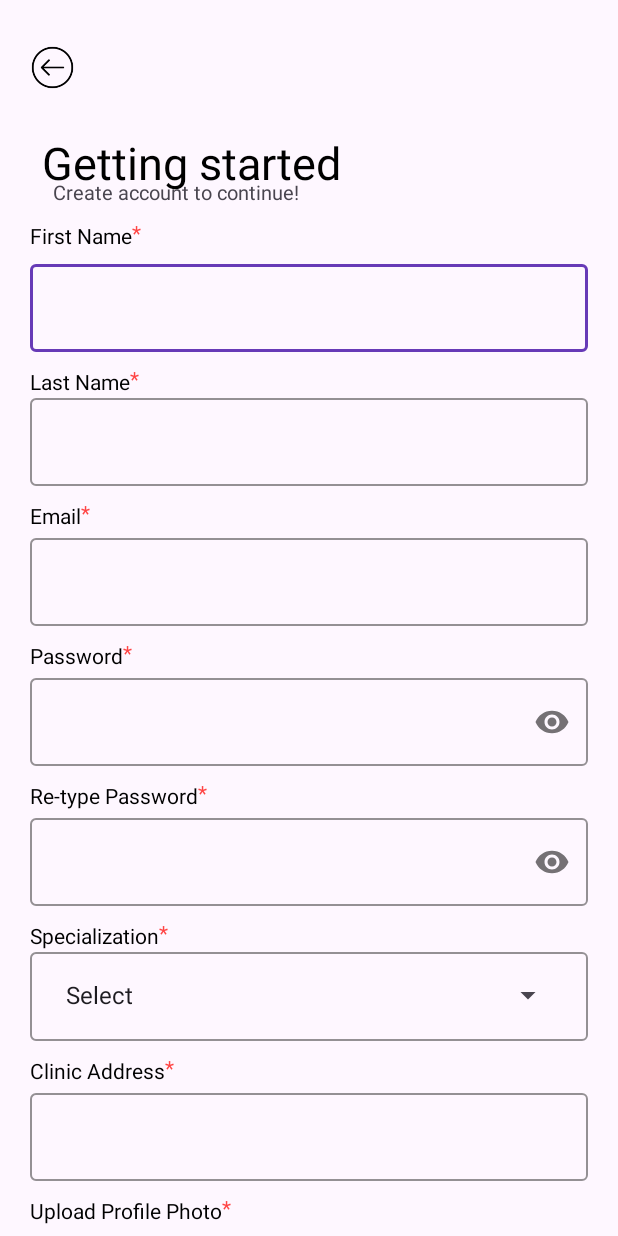
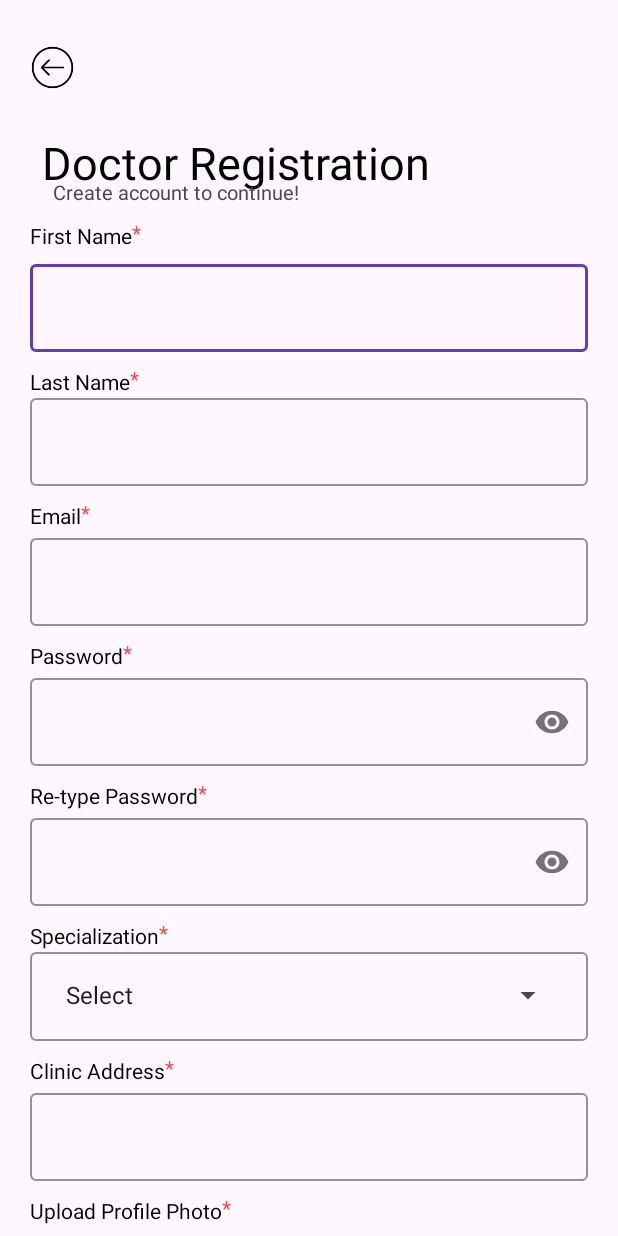
Before and after one commit to babbb06/Babybook, an Android app: the DoctorRegisterActivity screen opened directly, with no data from a screen before it, on a phone screen of 412 x 824 dp. Run offline under Robolectric (Android 15) with nearby library versions, the phone set to English and light mode, and no system bars; our stand-ins replace Firebase (no records; nobody signed in at launch, a user with empty details on screens opened directly); Roboto replaces fonts that are not available here.

Commit message:
improvements on Choose User button, register

```diff
--- a/app/src/main/java/com/example/babybook/DoctorRegisterActivity.java
+++ b/app/src/main/java/com/example/babybook/DoctorRegisterActivity.java
@@ -7,6 +7,7 @@ import android.util.Log;
 import android.view.View;
 import android.widget.Button;
 import android.widget.EditText;
+import android.widget.ImageView;
 import android.widget.TextView;
 import android.widget.Toast;
 
@@ -46,10 +47,19 @@ public class DoctorRegisterActivity extends AppCompatActivity {
         editTextClinicAddress = findViewById(R.id.editTextClinicAddress);
 
         Button buttonRegister = findViewById(R.id.buttonRegister);
+        ImageView backBtn = findViewById(R.id.imageView);
         buttonRegister.setOnClickListener(new View.OnClickListener() {
             @Override
             public void onClick(View v) {
                 registerDoctor();
+            }
+        });
+
+        backBtn.setOnClickListener(new View.OnClickListener() {
+            @Override
+            public void onClick(View v) {
+                // Handle the back button click here
+                onBackPressed(); // or finish() to close the current activity
             }
         });
 
@@ -64,6 +74,8 @@ public class DoctorRegisterActivity extends AppCompatActivity {
             }
         });
     }
+
+
 
     private void registerDoctor() {
         final String fullName = editTextFullName.getText().toString().trim();
@@ -167,4 +179,6 @@ public class DoctorRegisterActivity extends AppCompatActivity {
         startActivity(intent);
         finish();
     }
+
+
 }
--- a/app/src/main/res/layout/activity_choose_user.xml
+++ b/app/src/main/res/layout/activity_choose_user.xml
@@ -155,7 +155,8 @@
         android:layout_marginTop="40dp"
         android:width="302dp"
         android:fontFamily="@font/poppins_semibold"
-        android:text="Continue >"
+        android:enabled="false"
+        android:text="Select a role to continue "
         app:layout_constraintEnd_toEndOf="@+id/cardboarddoc"
         app:layout_constraintHorizontal_bias="0.495"
         app:layout_constraintStart_toStartOf="@+id/crten"
--- a/app/src/main/res/layout/activity_doctor_register.xml
+++ b/app/src/main/res/layout/activity_doctor_register.xml
@@ -16,7 +16,9 @@
             android:layout_width="match_parent"
             android:layout_height="match_parent"
             android:fontFamily="@font/poppins"
-            android:padding="20dp">
+            android:padding="20dp"
+            tools:layout_editor_absoluteX="0dp"
+            tools:layout_editor_absoluteY="0dp">
 
             <!--back btn -->
             <!--MAKE THIS WORK -->
@@ -24,9 +26,9 @@
                 android:id="@+id/imageView"
                 android:layout_width="30dp"
                 android:layout_height="30dp"
+                android:layout_centerVertical="true"
+                android:layout_marginTop="10dp"
                 android:src="@drawable/baby_backbtn"
-                android:layout_marginTop="10dp"
-                android:layout_centerVertical="true"
                 app:layout_constraintStart_toStartOf="parent"
                 app:layout_constraintTop_toTopOf="parent" />
 
@@ -42,7 +44,7 @@
                 android:layout_marginStart="8dp"
                 android:layout_marginTop="28dp"
                 android:fontFamily="@font/hind_guntur_bold"
-                android:text="Getting started"
+                android:text="Doctor Registration"
                 android:textColor="@color/black"
                 android:textSize="30dp"
                 app:layout_constraintStart_toStartOf="parent"
@@ -93,8 +95,8 @@
                 android:layout_marginTop="4dp"
                 app:boxStrokeColor="@color/violet"
                 app:boxStrokeErrorColor="@color/colorError"
+                app:errorTextColor="@color/clear"
                 app:hintTextColor="@color/violet"
-                app:errorTextColor="@color/clear"
                 app:layout_constraintEnd_toEndOf="parent"
                 app:layout_constraintStart_toStartOf="parent"
                 app:layout_constraintTop_toBottomOf="@+id/lbletfirstname">
@@ -136,18 +138,17 @@
                 app:layout_constraintTop_toTopOf="@+id/lbllastnameLayout" />
 
 
-
             <com.google.android.material.textfield.TextInputLayout
                 android:id="@+id/lastnameLayout"
                 style="@style/LoginTextInputOuterFieldStyle"
                 android:layout_width="0dp"
                 android:layout_height="wrap_content"
+                android:layout_marginTop="1dp"
                 app:boxStrokeColor="@color/violet"
+                app:boxStrokeErrorColor="@color/colorError"
                 app:errorTextColor="@color/clear"
-                app:boxStrokeErrorColor="@color/colorError"
+                app:hintEnabled="false"
                 app:hintTextColor="@color/violet"
-                android:layout_marginTop="1dp"
-                app:hintEnabled="false"
                 app:layout_constraintEnd_toEndOf="parent"
                 app:layout_constraintStart_toStartOf="parent"
                 app:layout_constraintTop_toBottomOf="@+id/lbllastnameLayout">
@@ -214,9 +215,6 @@
             </com.google.android.material.textfield.TextInputLayout>
 
 
-
-
-
             <!--  password -->
             <TextView
                 android:id="@+id/lbletpasswordLayout"
@@ -244,12 +242,12 @@
                 style="@style/LoginTextInputOuterFieldStyle"
                 android:layout_width="0dp"
                 android:layout_height="wrap_content"
+                android:layout_marginTop="0dp"
                 app:boxStrokeColor="@color/violet"
                 app:boxStrokeErrorColor="@color/colorError"
+                app:errorTextColor="@color/clear"
                 app:hintTextColor="@color/violet"
-                app:errorTextColor="@color/clear"
                 app:layout_constraintEnd_toEndOf="parent"
-                android:layout_marginTop="0dp"
                 app:layout_constraintStart_toStartOf="parent"
                 app:layout_constraintTop_toBottomOf="@+id/lbletpasswordLayout"
                 app:passwordToggleEnabled="true">
@@ -263,9 +261,6 @@
                     android:inputType="textPassword"
                     tools:ignore="TouchTargetSizeCheck" />
             </com.google.android.material.textfield.TextInputLayout>
-
-
-
 
 
             <!--  password confirm -->
@@ -296,11 +291,11 @@
                 style="@style/LoginTextInputOuterFieldStyle"
                 android:layout_width="0dp"
                 android:layout_height="wrap_content"
+                android:layout_marginTop="0dp"
                 app:boxStrokeColor="@color/violet"
                 app:boxStrokeErrorColor="@color/colorError"
+                app:errorTextColor="@color/clear"
                 app:hintTextColor="@color/violet"
-                app:errorTextColor="@color/clear"
-                android:layout_marginTop="0dp"
                 app:layout_constraintEnd_toEndOf="parent"
                 app:layout_constraintStart_toStartOf="parent"
                 app:layout_constraintTop_toBottomOf="@+id/lbletpassword2Layout"
@@ -315,9 +310,6 @@
                     android:inputType="textPassword"
                     tools:ignore="TouchTargetSizeCheck" />
             </com.google.android.material.textfield.TextInputLayout>
-
-
-
 
 
             <!--  Specialization -->
@@ -439,11 +431,6 @@
             </com.google.android.material.textfield.TextInputLayout>
 
 
-
-
-
-
-
             <!-- profile pic -->
             <TextView
                 android:id="@+id/lbletbtnAddImage"
@@ -499,7 +486,6 @@
                     app:layout_constraintTop_toBottomOf="@+id/ivSelectedImage" />
 
 
-
             </androidx.constraintlayout.widget.ConstraintLayout>
 
 
@@ -507,10 +493,11 @@
 
             <Button
                 android:id="@+id/buttonRegister"
-                android:layout_width="250dp"
+                android:layout_width="0dp"
                 android:layout_height="58dp"
                 android:width="302dp"
-                android:text="Create Account"
+                android:fontFamily="@font/poppins_semibold"
+                android:text="Create Doctor Account"
                 app:layout_constraintBottom_toBottomOf="parent"
                 app:layout_constraintEnd_toEndOf="parent"
                 app:layout_constraintHorizontal_bias="0.495"
@@ -523,10 +510,10 @@
                 android:layout_width="wrap_content"
                 android:layout_height="wrap_content"
                 android:layout_below="@id/buttonRegister"
+                android:layout_marginTop="20dp"
                 android:fontFamily="@font/poppins"
                 android:text="Already have an account?               "
                 android:textAlignment="center"
-                android:layout_marginTop="20dp"
                 android:textSize="16sp"
                 app:layout_constraintEnd_toEndOf="parent"
                 app:layout_constraintStart_toStartOf="parent"
```
Also changed, not shown: app/src/main/java/com/example/babybook/ChooseUserActivity.java (+17 -0 lines), app/src/main/java/com/example/babybook/RegisterActivity.java (+10 -0 lines), app/src/main/res/layout/activity_register.xml (+4 -3 lines). Lines whose indentation alone changed are shown as unchanged.
